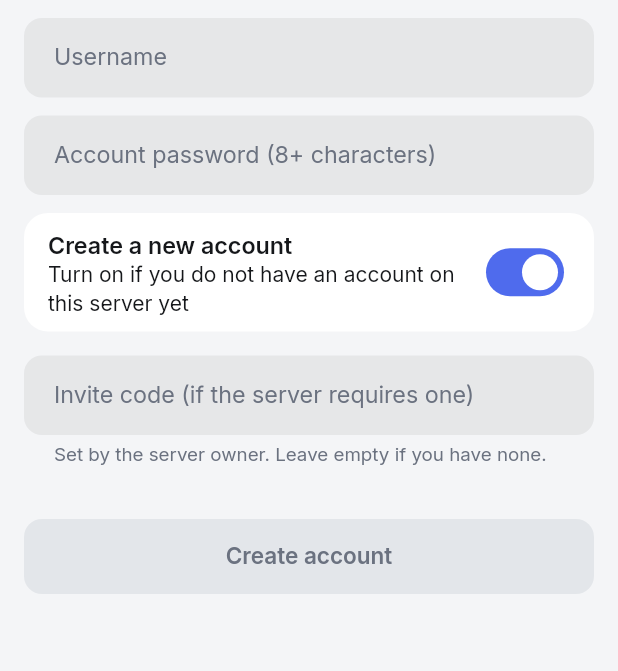
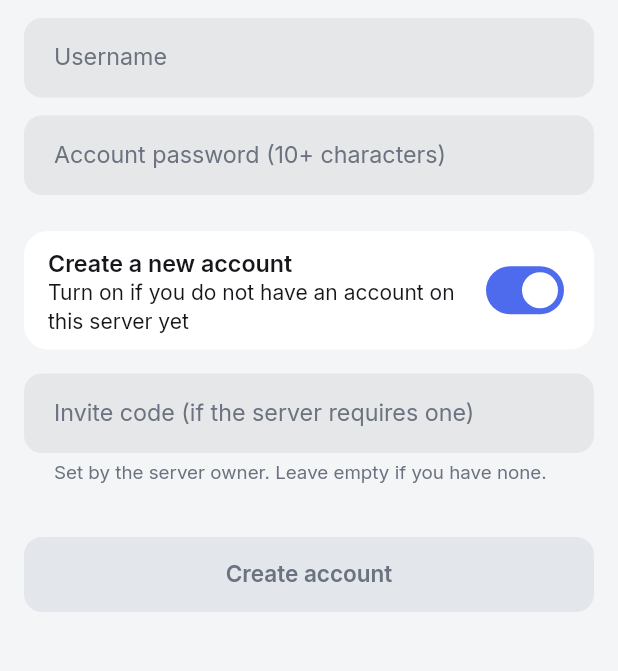
Before and after one commit to kivie9/VanKey, a Flutter app: the CloudflareLoginScreen screen opened directly with empty values, after a tap on "Create a new account", on a phone screen of 412 x 824 dp, the part 363-1034 px from its top. Run offline on Flutter 3.47's test engine with Material 3 defaults, Android fonts, the phone set to English and light mode, and no system bars; our stand-ins replace file_picker, flutter_local_notifications, flutter_secure_storage, google_sign_in, local_auth, material_ui and 2 more; missing offline and left inert: cryptography, mobile_scanner, unorm_dart, zxing2; accounts and stored records are empty.

Commit message:
Require strong passwords when setting or changing one
New passwords must be at least 10 characters and score at least 40 bits
on PasswordStrength, so common passwords, keyboard runs and repeats are
rejected even when long enough. The check (AccountPolicy.checkNewPassword)
runs in the controller for account sign-up, Drive vault creation,
Cloudflare registration, changing the vault password and setting a
password on a legacy no-password vault; setPassword now returns an error
instead of silently accepting. Existing vaults with weaker passwords
still unlock.

The UI shows a shared NewPasswordHint (strength bar plus the reason) and
keeps the confirm button disabled until the password passes.

Co-Authored-By: Claude Opus 5.5 <noreply@anthropic.com>

```diff
--- a/app/lib/app/constants.dart
+++ b/app/lib/app/constants.dart
@@ -1,6 +1,9 @@
 /// Mọi hằng số của lớp giao diện/ứng dụng ở một chỗ (không rải số "ma thuật" trong code).
 /// Tham số mật mã nằm riêng trong `core/crypto`. Không có khóa hay bí mật nào được ghi cứng.
 library;
+
+import '../core/security/password_strength.dart';
+import 'i18n.dart';
 
 /// Thời gian tự động (ẩn/xóa dữ liệu nhạy cảm, chờ, đệm).
 abstract final class Timing {
@@ -67,10 +70,32 @@ abstract final class LockPolicy {
   }
 }
 
+/// Vì sao mật khẩu mới bị từ chối.
+enum PasswordIssue { tooShort, tooWeak }
+
 /// Quy tắc cho mật khẩu và tên đăng nhập khi tạo mới (khớp quy tắc phía máy chủ trong server/src/handler.ts).
 abstract final class AccountPolicy {
-  /// Một mật khẩu bảo vệ cả tài khoản lẫn kho: dài hơn mức cũ (8) vì kẻ tấn công có file kho có thể đoán ngoại tuyến.
-  static const minPasswordLength = 8;
+  /// Một mật khẩu bảo vệ cả tài khoản lẫn kho, và ai có file kho cũng đoán ngoại tuyến được: phải đủ dài **và** đủ khó.
+  /// Chỉ áp dụng khi đặt hoặc đổi mật khẩu; kho cũ có mật khẩu yếu hơn vẫn mở được.
+  static const minPasswordLength = 10;
+
+  /// Độ mạnh tối thiểu (bit ước lượng, xem [PasswordStrength]): 40 bit = mức "khá". Với Argon2id ~1 giây mỗi lần
+  /// thử trên điện thoại, đoán hết 2^40 khả năng tốn hàng chục năm GPU.
+  static const minPasswordBits = 40.0;
+
+  /// Lý do mật khẩu mới chưa đạt, hoặc `null` nếu đạt.
+  static PasswordIssue? checkNewPassword(String password) {
+    if (password.runes.length < minPasswordLength) return PasswordIssue.tooShort;
+    if (PasswordStrength.estimate(password).bits < minPasswordBits) return PasswordIssue.tooWeak;
+    return null;
+  }
+
+  /// Lời báo (đã dịch) nếu [password] chưa đạt để làm mật khẩu mới, hoặc `null` nếu đạt.
+  static String? newPasswordError(String password) => switch (checkNewPassword(password)) {
+        PasswordIssue.tooShort => tr('Mật khẩu cần ít nhất {p0} ký tự', {'p0': minPasswordLength}),
+        PasswordIssue.tooWeak => tr('Mật khẩu quá dễ đoán. Hãy dài hơn, hoặc ghép vài từ không liên quan.'),
+        null => null,
+      };
   static final _username = RegExp(r'^[a-z0-9][a-z0-9._-]{2,31}$');
 
   /// Chuẩn hóa tên đăng nhập (bỏ khoảng trắng đầu cuối, chữ thường); null nếu không hợp lệ.
--- a/app/lib/app/i18n_en.dart
+++ b/app/lib/app/i18n_en.dart
@@ -180,6 +180,7 @@ const Map<String, String> enStrings = {
   'Mở khóa bằng vân tay đã được nâng cấp để an toàn hơn. Sau khi mở bằng mật khẩu, hãy bật lại trong Cài đặt > Tài khoản.':
       'Fingerprint unlock has been upgraded to be more secure. After unlocking with your password, turn it on again in Settings > Account.',
   'Tắt tự khóa?': 'Turn off auto-lock?',
+  'Mật khẩu quá dễ đoán. Hãy dài hơn, hoặc ghép vài từ không liên quan.': 'This password is too easy to guess. Make it longer, or combine a few unrelated words.',
   'Khóa mở kho sẽ được cất trên máy này để mở app là vào thẳng, không hỏi mật khẩu. Ai cầm được điện thoại đang mở khóa màn hình là xem được toàn bộ mật khẩu và mã 2FA của bạn. Chỉ nên chọn nếu điện thoại luôn có khóa màn hình và không ai khác dùng.':
       'The vault key will be kept on this device so the app opens straight into your vault without asking for a password. Anyone holding your unlocked phone can see all your passwords and 2FA codes. Only choose this if your phone always has a screen lock and nobody else uses it.',
   'Giữ tự khóa': 'Keep auto-lock',
--- a/app/lib/app/screens/cloudflare_screens.dart
+++ b/app/lib/app/screens/cloudflare_screens.dart
@@ -51,7 +51,7 @@ class _CloudflareLoginScreenState extends State<CloudflareLoginScreen> {
   bool get _valid =>
       VaultController.isAllowedServerUrl(_url.text) &&
       AccountPolicy.normalizeUsername(_user.text) != null &&
-      (_register && !widget.join ? _password.text.length >= AccountPolicy.minPasswordLength : _password.text.isNotEmpty) &&
+      (_register && !widget.join ? AccountPolicy.checkNewPassword(_password.text) == null : _password.text.isNotEmpty) &&
       (!widget.join || _vault.text.isNotEmpty);
 
   Future<void> _submit() async {
@@ -109,6 +109,7 @@ class _CloudflareLoginScreenState extends State<CloudflareLoginScreen> {
           _field(_url, tr('Địa chỉ máy chủ'), type: TextInputType.url, helper: tr('Ví dụ: https://vankey.ten-ban.workers.dev')),
           _field(_user, tr('Tên đăng nhập')),
           _field(_password, _register && !widget.join ? tr('Mật khẩu tài khoản (từ {p0} ký tự)', {'p0': AccountPolicy.minPasswordLength}) : tr('Mật khẩu tài khoản'), secret: true),
+          if (_register && !widget.join) Padding(padding: const EdgeInsets.only(bottom: 12), child: NewPasswordHint(_password.text)),
           if (widget.join) ...[
             _field(_vault, _useRecovery ? tr('Mã khôi phục của kho') : tr('Mật khẩu của kho'), secret: !_useRecovery),
             Align(
--- a/app/lib/app/widgets/ui.dart
+++ b/app/lib/app/widgets/ui.dart
@@ -1,6 +1,7 @@
 import 'package:material_ui/material_ui.dart';
 
 import '../../core/security/password_strength.dart';
+import '../constants.dart';
 import '../i18n.dart';
 import '../theme.dart';
 
@@ -211,6 +212,26 @@ class StrengthMeter extends StatelessWidget {
   }
 }
 
+/// Dưới ô mật khẩu mới: thanh độ mạnh và lý do chưa đạt (xem [AccountPolicy.checkNewPassword]). Trống khi chưa gõ.
+class NewPasswordHint extends StatelessWidget {
+  const NewPasswordHint(this.password, {super.key});
+  final String password;
+
+  @override
+  Widget build(BuildContext context) {
+    if (password.isEmpty) return const SizedBox.shrink();
+    final issue = AccountPolicy.newPasswordError(password);
+    return Column(crossAxisAlignment: CrossAxisAlignment.start, children: [
+      StrengthMeter(PasswordStrength.estimate(password)),
+      if (issue != null)
+        Padding(
+          padding: const EdgeInsets.only(top: Gap.sm),
+          child: Text(issue, style: Theme.of(context).textTheme.bodySmall?.copyWith(color: AppColors.of(context).danger)),
+        ),
+    ]);
+  }
+}
+
 /// Màn hình giữa trang cho tạo kho / mở khóa: căn giữa, bề rộng tối đa vừa phải.
 class CenteredPage extends StatelessWidget {
   const CenteredPage({super.key, required this.children, this.maxWidth = 460});
```
Also changed, not shown: app/lib/app/screens/onboarding_screen.dart (+2 -13 lines), app/lib/app/screens/settings_tab.dart (+6 -4 lines), app/lib/app/vault_controller.dart (+19 -6 lines), 3 other files.
